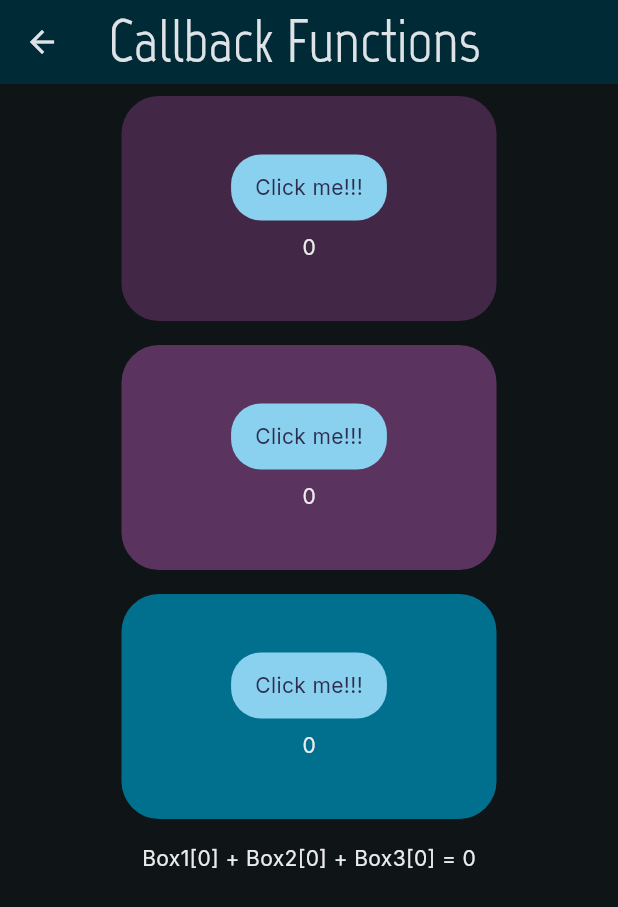
After one commit to Gracelium64/Kapital5, a Flutter app: the CallbackFunctions screen opened directly, on a phone screen of 412 x 824 dp. The commit adds this screen. Shown: the top 907 px of the screen. Run offline on Flutter 3.47's test engine with Material 3 defaults, Android fonts, the phone set to English and light mode, and no system bars; our stand-ins replace material_design_icons_flutter.

Commit message:
✅ 5.1.2 Callback Functions

```diff
--- /dev/null
+++ b/lib/src/features/5.1.2_callback_functions/presentation/callback_functions.dart
@@ -0,0 +1,71 @@
+import 'package:flutter/material.dart';
+import 'package:kapital_5/src/features/5.1.2_callback_functions/presentation/widgets/counter_box.dart';
+import 'package:kapital_5/src/theme/palette.dart';
+
+class CallbackFunctions extends StatefulWidget {
+  const CallbackFunctions({super.key});
+
+  @override
+  State<CallbackFunctions> createState() => _CallbackFunctionsState();
+}
+
+class _CallbackFunctionsState extends State<CallbackFunctions> {
+  int box1 = 0;
+  int box2 = 0;
+  int box3 = 0;
+
+  @override
+  Widget build(BuildContext context) {
+    int finalCount = box1 + box2 + box3;
+
+    return Scaffold(
+      appBar: AppBar(
+        flexibleSpace: Padding(
+          padding: const EdgeInsets.symmetric(horizontal: 76, vertical: 48),
+          child: Text('5.1.2'),
+        ),
+        title: Text('Callback Functions'),
+      ),
+      body: Padding(
+        padding: const EdgeInsets.all(8.0),
+        child: Center(
+          child: Column(
+            spacing: 16,
+            children: [
+              CounterBox(
+                boxColor: Palette.monarchPurple1,
+                onChanged: (int count) {
+                  setState(() {
+                    box1 = count;
+                  });
+                },
+              ),
+              CounterBox(
+                boxColor: Palette.monarchPurple2,
+                onChanged: (int count) {
+                  setState(() {
+                    box2 = count;
+                  });
+                },
+              ),
+              CounterBox(
+                boxColor: Palette.lightTeal,
+                onChanged: (int count) {
+                  setState(() {
+                    box3 = count;
+                  });
+                },
+              ),
+
+              Text(
+                finalCount < 15
+                    ? 'Box1[$box1] + Box2[$box2] + Box3[$box3] = $finalCount'
+                    : 'You just lost The Game',
+              ),
+            ],
+          ),
+        ),
+      ),
+    );
+  }
+}
--- /dev/null
+++ b/lib/src/features/5.1.2_callback_functions/presentation/widgets/counter_box.dart
@@ -0,0 +1,48 @@
+import 'package:flutter/material.dart';
+import 'package:kapital_5/src/features/5.1.2_callback_functions/presentation/widgets/cutom_button.dart';
+
+class CounterBox extends StatefulWidget {
+  final Color boxColor;
+  final void Function(int count) onChanged;
+
+  const CounterBox({
+    super.key,
+    required this.boxColor,
+    required this.onChanged,
+  });
+
+  @override
+  State<CounterBox> createState() => _CounterBoxState();
+}
+
+class _CounterBoxState extends State<CounterBox> {
+  int counter = 0;
+
+  @override
+  Widget build(BuildContext context) {
+    return Container(
+      height: 150,
+      width: 250,
+      decoration: BoxDecoration(
+        color: widget.boxColor,
+        borderRadius: BorderRadius.circular(25),
+      ),
+      child: Column(
+        spacing: 8,
+        mainAxisAlignment: MainAxisAlignment.center,
+        children: [
+          CutomButton(
+            buttonText: 'Click me!!!',
+            onPressed: () {
+              setState(() {
+                counter++;
+                widget.onChanged(counter);
+              });
+            },
+          ),
+          Text('$counter'),
+        ],
+      ),
+    );
+  }
+}
--- /dev/null
+++ b/lib/src/features/5.1.2_callback_functions/presentation/widgets/cutom_button.dart
@@ -0,0 +1,36 @@
+import 'package:flutter/material.dart';
+
+class CutomButton extends StatelessWidget {
+  final String buttonText;
+  final void Function()? onPressed;
+
+  const CutomButton({
+    super.key,
+    required this.buttonText,
+    required this.onPressed,
+  });
+
+  @override
+  Widget build(BuildContext context) {
+    return InkWell(
+      onTap: onPressed,
+
+      child: Container(
+        decoration: BoxDecoration(
+          borderRadius: BorderRadius.circular(20),
+          color:
+              onPressed == null
+                  ? Theme.of(context).disabledColor
+                  : Theme.of(context).colorScheme.primary,
+        ),
+        child: Padding(
+          padding: const EdgeInsets.symmetric(vertical: 12, horizontal: 16),
+          child: Text(
+            buttonText,
+            style: TextStyle(color: Theme.of(context).colorScheme.onTertiary),
+          ),
+        ),
+      ),
+    );
+  }
+}
--- a/lib/src/main_screen.dart
+++ b/lib/src/main_screen.dart
@@ -1,6 +1,7 @@
 import 'package:flutter/material.dart';
 import 'package:kapital_5/src/bunny.dart';
 import 'package:kapital_5/src/data/databaserepository.dart';
+import 'package:kapital_5/src/features/5.1.2_callback_functions/presentation/callback_functions.dart';
 import 'package:kapital_5/src/features/5.3.1_user_input/presentation/login_screen.dart';
 import 'package:kapital_5/src/features/5.3.1_user_input/presentation/text_input_app.dart';
 import 'package:kapital_5/src/features/5.1.4_input_validation/presentation/input_validation.dart';
@@ -18,6 +19,7 @@ class MainScreen extends StatelessWidget {
       LoginScreen(repository),
       TextInputApp(),
       InputValidation(repository),
+      CallbackFunctions(),
     ];
 
     return Scaffold(
```
Also changed, not shown: lib/src/bunny.dart (+7 -1 lines), lib/src/features/5.1.4_input_validation/domain/validators_advanced.dart (added, +141 -0 lines), lib/src/features/5.1.4_input_validation/presentation/input_validation.dart (+7 -1 lines), lib/src/features/5.1.4_input_validation/presentation/username_valid_box.dart (added, +89 -0 lines), lib/src/features/5.3.1_user_input/presentation/login_screen.dart (+9 -2 lines), lib/src/features/5.3.1_user_input/presentation/text_input_app.dart (+7 -1 lines), pubspec.lock, 1 other file.
